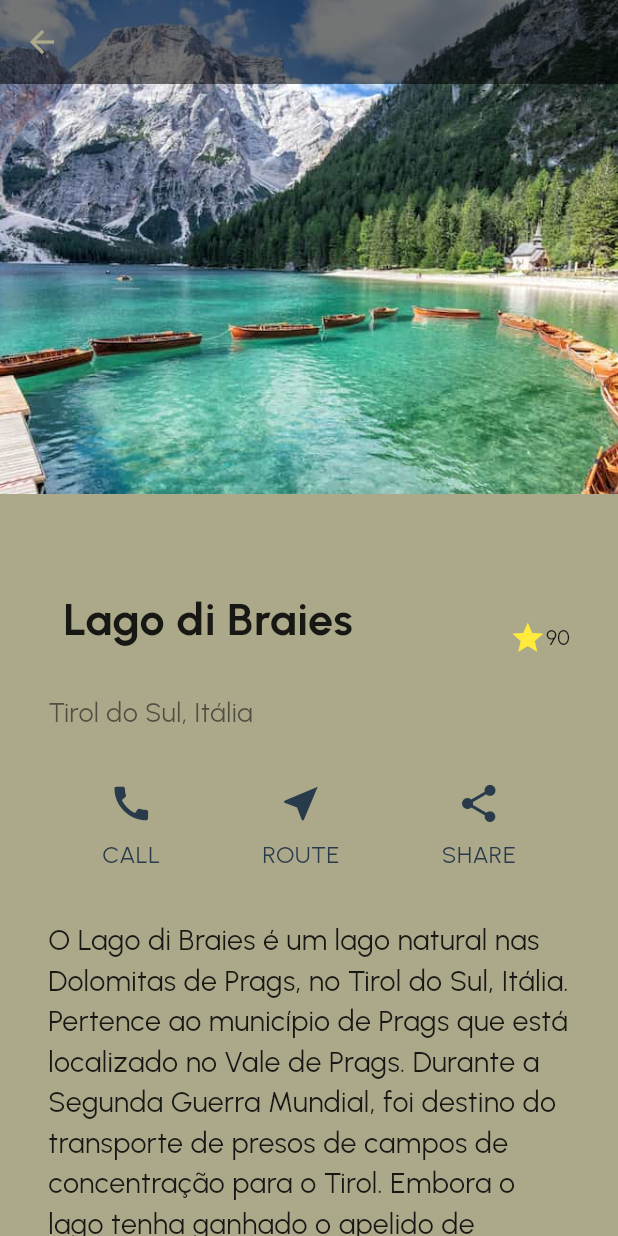
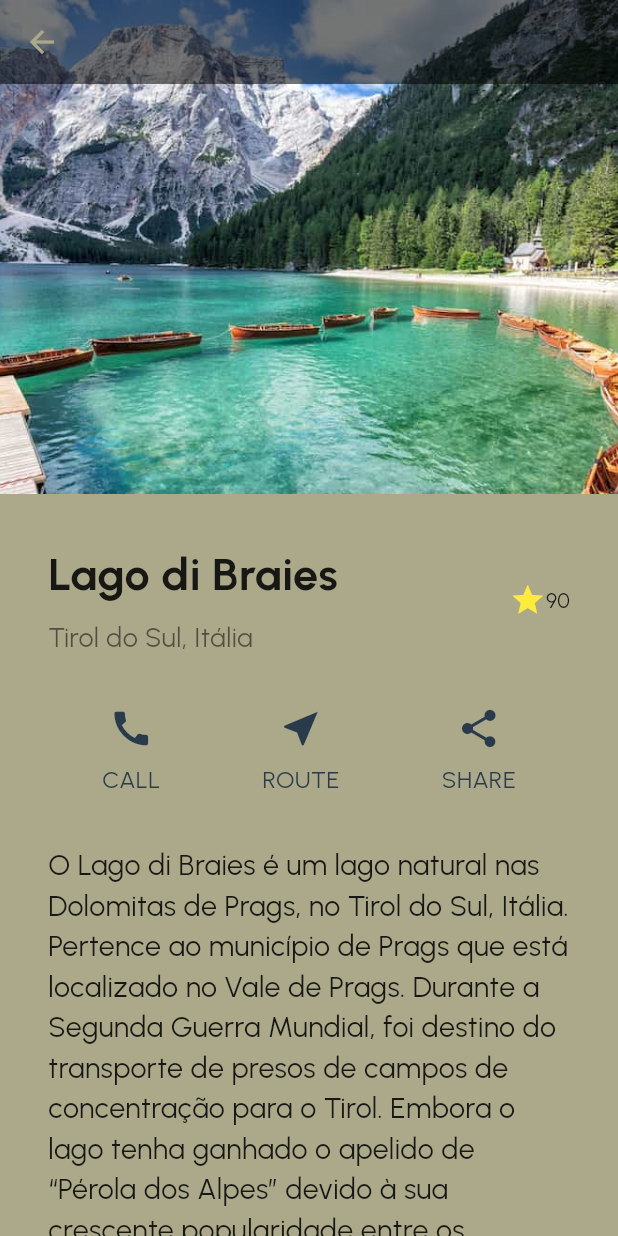
Before and after one commit to Alvimm/m4n2, a Flutter app: the screen it shows after launch, after a tap on "Lago di Braies", on a phone screen of 412 x 824 dp. Run offline on Flutter 3.47's test engine with Material 3 defaults, Android fonts, the phone set to English and light mode, and no system bars; our stand-ins replace google_fonts, ionicons.

Commit message:
Update package details UI

```diff
--- a/lib/widgets/details_packages.dart
+++ b/lib/widgets/details_packages.dart
@@ -1,6 +1,6 @@
 import 'package:explore_mundo_app/utils/colors.dart';
 import 'package:explore_mundo_app/utils/data.dart';
-import 'package:explore_mundo_app/widgets/heading_text.dart';
+import 'package:google_fonts/google_fonts.dart';
 import 'package:flutter/material.dart';
 
 class DetailsPackages extends StatelessWidget {
@@ -43,7 +43,6 @@ class DetailsPackages extends StatelessWidget {
     return Scaffold(
         backgroundColor: MyColors.secondary,
         extendBodyBehindAppBar: true,
-
         appBar: AppBar(
           foregroundColor: MyColors.secondary,
           backgroundColor: MyColors.background,
@@ -70,7 +69,11 @@ class DetailsPackages extends StatelessWidget {
                         children: [
                           Container(
                               padding: const EdgeInsets.only(bottom: 8),
-                                child: HeadingText(heading: place.title)),
+                              child: Text(
+                                place.title,
+                                style: GoogleFonts.urbanist(
+                                    fontWeight: FontWeight.w700, fontSize: 30,color: MyColors.textPrimary,),
+                              )),
                           Text(
                             place.from,
                             style: const TextStyle(
```
Lines whose indentation alone changed are shown as unchanged.
